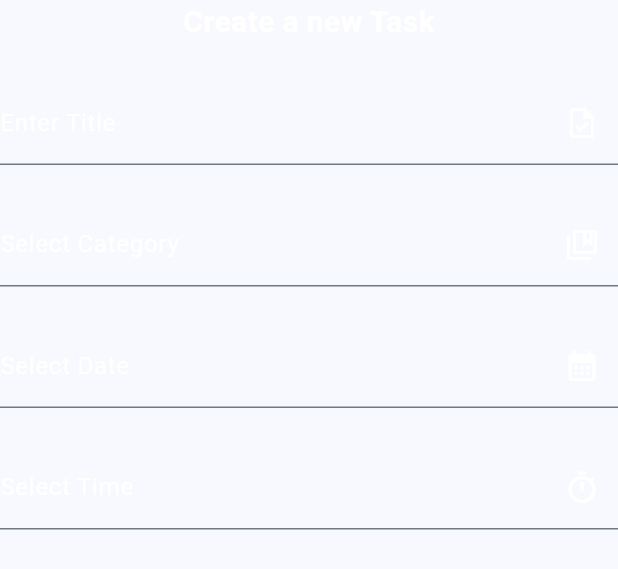
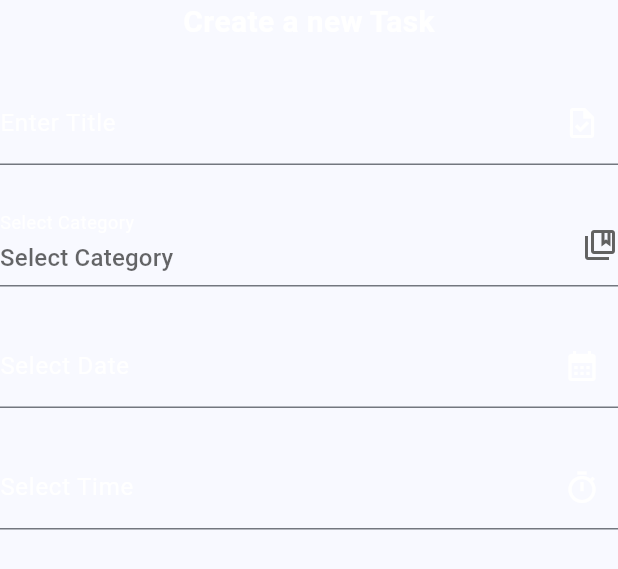
Before and after one commit to Teshan2000/To-Do-Planner, a Flutter app: the TaskForm widget shown alone on an empty page, opened directly, on a phone screen of 412 x 824 dp. Shown: the top 569 px of the screen. Run offline on Flutter 3.47's test engine with Material 3 defaults, Android fonts, the phone set to English and light mode, and no system bars.

Commit message:
Tasks Categories
User can select category also when creating new tasks.

```diff
--- a/to_do_planner/lib/components/taskForm.dart
+++ b/to_do_planner/lib/components/taskForm.dart
@@ -1,6 +1,7 @@
 import 'dart:developer';
 import 'package:flutter/material.dart';
 import 'package:provider/provider.dart';
+import 'package:to_do_planner/models/category.dart';
 import 'package:to_do_planner/models/task.dart';
 import 'package:to_do_planner/providers/taskProvider.dart';
 
@@ -17,6 +18,19 @@ class _TaskFormState extends State<TaskForm> {
   final _categoryController = TextEditingController();
   final _dateController = TextEditingController();
   final _timeController = TextEditingController();
+  Category? _selectedCategory;
+
+  final List<Category> _categories = [
+    Category(name: 'Personal', icon: Icons.person),
+    Category(name: 'Work', icon: Icons.work),
+    Category(name: 'Health', icon: Icons.health_and_safety),
+    Category(name: 'Home', icon: Icons.home),
+    Category(name: 'Education', icon: Icons.menu_book),
+    Category(name: 'Food', icon: Icons.fastfood),
+    Category(name: 'Transport', icon: Icons.train),
+    Category(name: 'Shopping', icon: Icons.shopping_cart),
+    Category(name: 'Leisure', icon: Icons.sports_esports),
+  ];
 
   @override
   Widget build(BuildContext context) {
@@ -48,10 +62,9 @@ class _TaskFormState extends State<TaskForm> {
           const SizedBox(
             height: 25,
           ),
-          TextFormField(
-            controller: _categoryController,
-            cursorColor: Colors.white,
-            style: const TextStyle(color: Colors.white),
+          DropdownButtonFormField<Category>(
+              value: _selectedCategory,
+              dropdownColor: const Color.fromARGB(255, 7, 36, 86),
               decoration: const InputDecoration(
                 hintText: "Select Category",
                 labelText: "Select Category",
@@ -60,7 +73,32 @@ class _TaskFormState extends State<TaskForm> {
                 suffixIcon: Icon(Icons.collections_bookmark_outlined),
                 suffixIconColor: Colors.white,
               ),
+              items: _categories.map((Category category) {
+                return DropdownMenuItem<Category>(
+                    value: category,
+                    child: Row(
+                        mainAxisAlignment: MainAxisAlignment.spaceBetween,
+                        children: [
+                          Text(
+                            category.name,
+                            style: const TextStyle(
+                                color: Colors.white,
+                                fontSize: 16,
+                                fontWeight: FontWeight.bold),
                           ),
+                          const SizedBox(
+                            width: 5,
+                          ),
+                          Icon(category.icon, color: Colors.white,)
+                        ],
+                      ),
+                    );
+              }).toList(),
+              onChanged: (Category? newValue) {
+                setState(() {
+                  _selectedCategory = newValue;
+                });
+              }),
           const SizedBox(
             height: 25,
           ),
@@ -117,11 +155,13 @@ class _TaskFormState extends State<TaskForm> {
               } else if (diff == 1) {
                 _dateController.text = "Tomorrow";
               } else if (diff > 1 && date.month < 10) {
-                _dateController.text = "${date.day}-0${date.month}-${date.year}";
+                _dateController.text =
+                    "${date.day}-0${date.month}-${date.year}";
               } else if (diff > 1 && date.month > 10) {
                 _dateController.text = "${date.day}-${date.month}-${date.year}";
               } else if (diff > 1 && date.day < 10) {
-                _dateController.text = "0${date.day}-${date.month}-${date.year}";
+                _dateController.text =
+                    "0${date.day}-${date.month}-${date.year}";
               } else if (diff > 1 && date.day > 10) {
                 _dateController.text = "${date.day}-${date.month}-${date.year}";
               }
@@ -206,7 +246,7 @@ class _TaskFormState extends State<TaskForm> {
                     if (_formKey.currentState!.validate()) {
                       final task = Task(
                           title: _taskController.text,
-                          category: _categoryController.text,
+                          category: _selectedCategory!,
                           date: _dateController.text,
                           time: _timeController.text);
                       Provider.of<TaskProvider>(context, listen: false)
--- /dev/null
+++ b/to_do_planner/lib/models/category.dart
@@ -0,0 +1,11 @@
+import 'package:flutter/material.dart';
+
+class Category {
+  final String name;
+  final IconData? icon;
+
+  Category({
+    required this.name,
+    required this.icon,
+  });
+}
--- a/to_do_planner/lib/models/task.dart
+++ b/to_do_planner/lib/models/task.dart
@@ -1,6 +1,8 @@
+import 'package:to_do_planner/models/category.dart';
+
 class Task {
   final String title;
-  final String category;
+  final Category category;
   final String date;
   final String time;
 
--- a/to_do_planner/lib/screens/home.dart
+++ b/to_do_planner/lib/screens/home.dart
@@ -40,8 +40,9 @@ class _HomeState extends State<Home> {
                       subtitle: Text(
                         "${task.date}, ${task.time}",
                         style: const TextStyle(
-                            color: Color.fromARGB(255, 15, 79, 189)),
+                            color: Color.fromARGB(255, 103, 153, 239)),
                       ),
+                      trailing: Icon(task.category.icon, color: Colors.white,)
                     );
                   },
                   itemCount: taskProvider.tasks.length,
```
Lines whose indentation alone changed are shown as unchanged.
